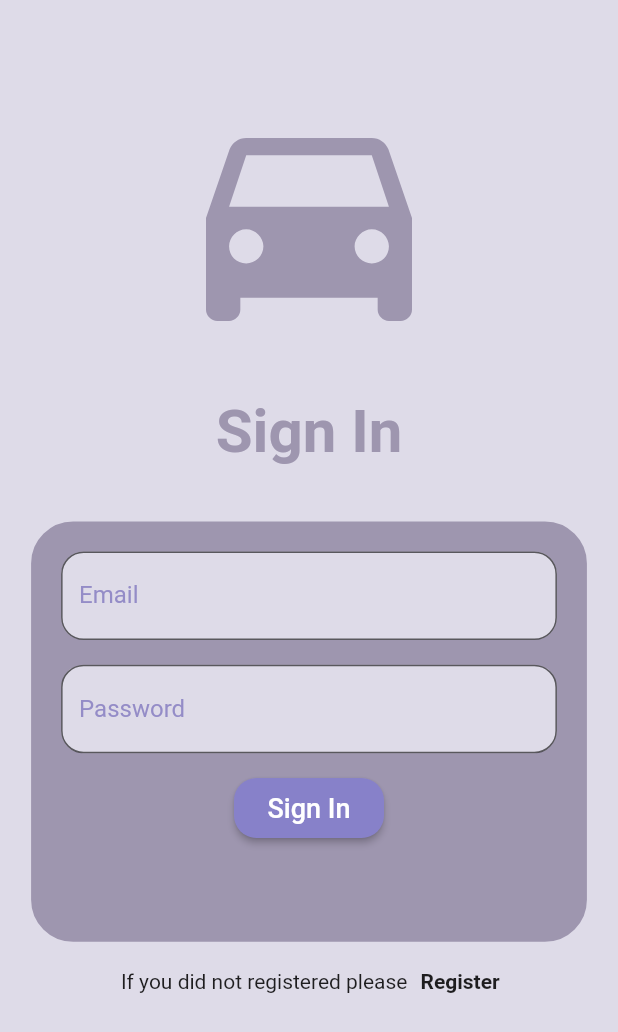
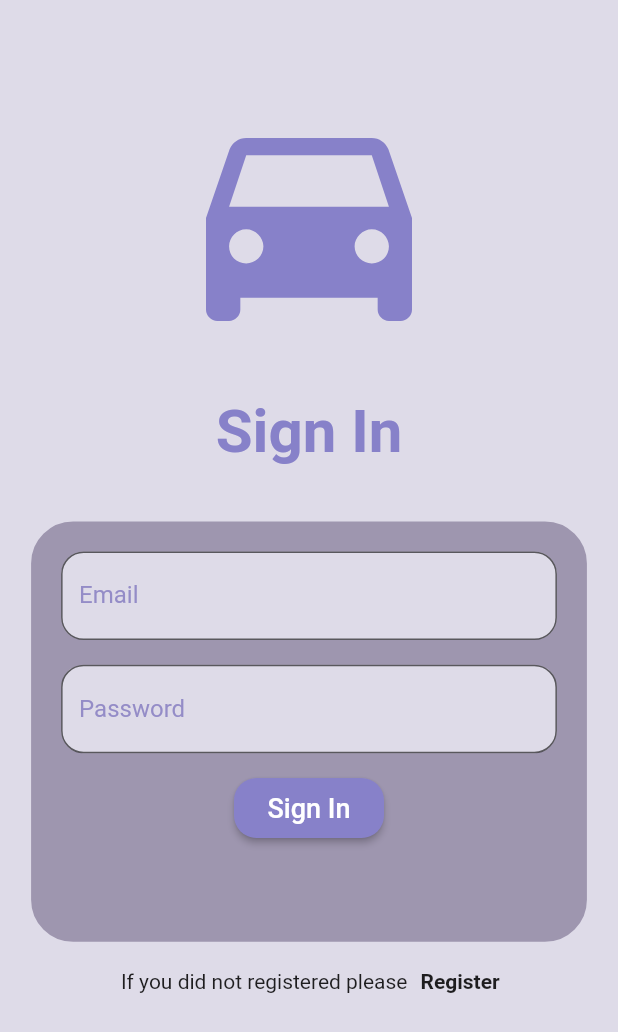
Before and after one commit to Alvi-Ahmed/driverevo, a Flutter app: the screen it shows after launch, on a phone screen of 412 x 824 dp. Shown: the top 1032 px of the screen. Run offline on Flutter 3.47's test engine with Material 2 defaults, Android fonts, the phone set to English and light mode, and no system bars; our stand-ins replace awesome_notifications, bloc, charts_flutter, cloud_firestore, dartz, firebase_auth and 6 more; accounts and stored records are empty.

Commit message:
minor change

```diff
--- a/lib/login.dart
+++ b/lib/login.dart
@@ -33,7 +33,7 @@ class _LoginPageState extends State<LoginPage> {
                 Icon(
                   Icons.directions_car,
                   size: MediaQuery.of(context).size.height / 4.5,
-                  color: const Color(0xff9E96AF),
+                  color: secondaryColor,
                 ),
                 SizedBox(
                   height: MediaQuery.of(context).size.height / 30,
@@ -43,7 +43,7 @@ class _LoginPageState extends State<LoginPage> {
                   style: TextStyle(
                     fontWeight: FontWeight.bold,
                     fontSize: 40,
-                    color: Color(0xff9E96AF),
+                    color: secondaryColor,
                   ),
                 ),
                 SizedBox(
```
